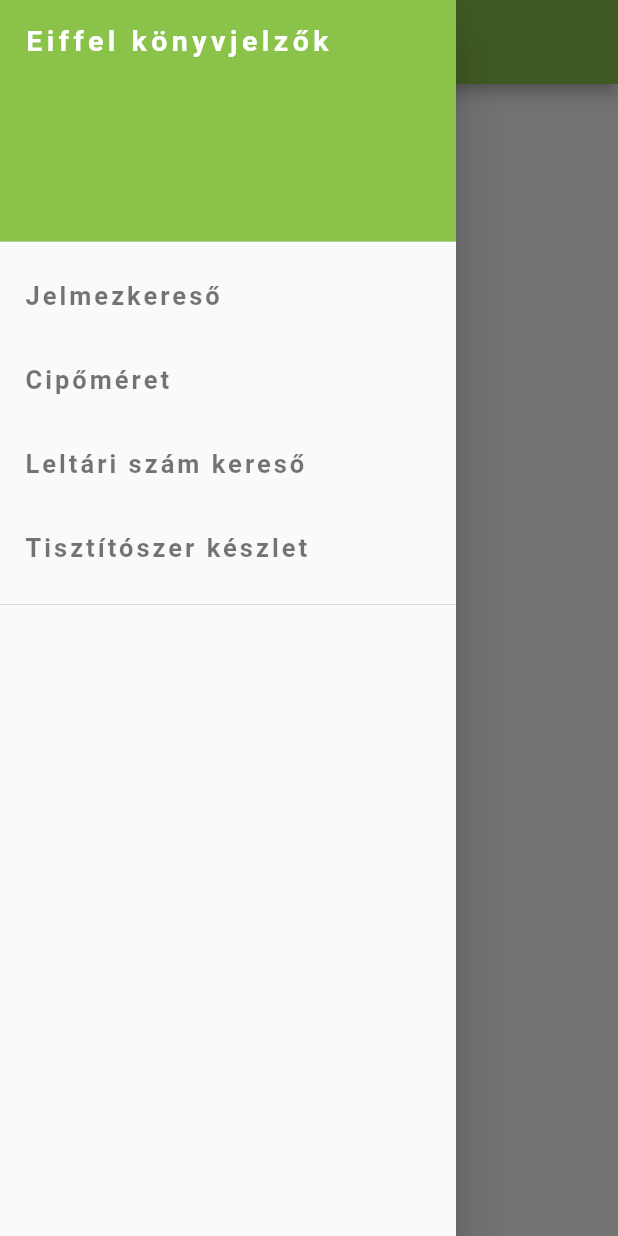
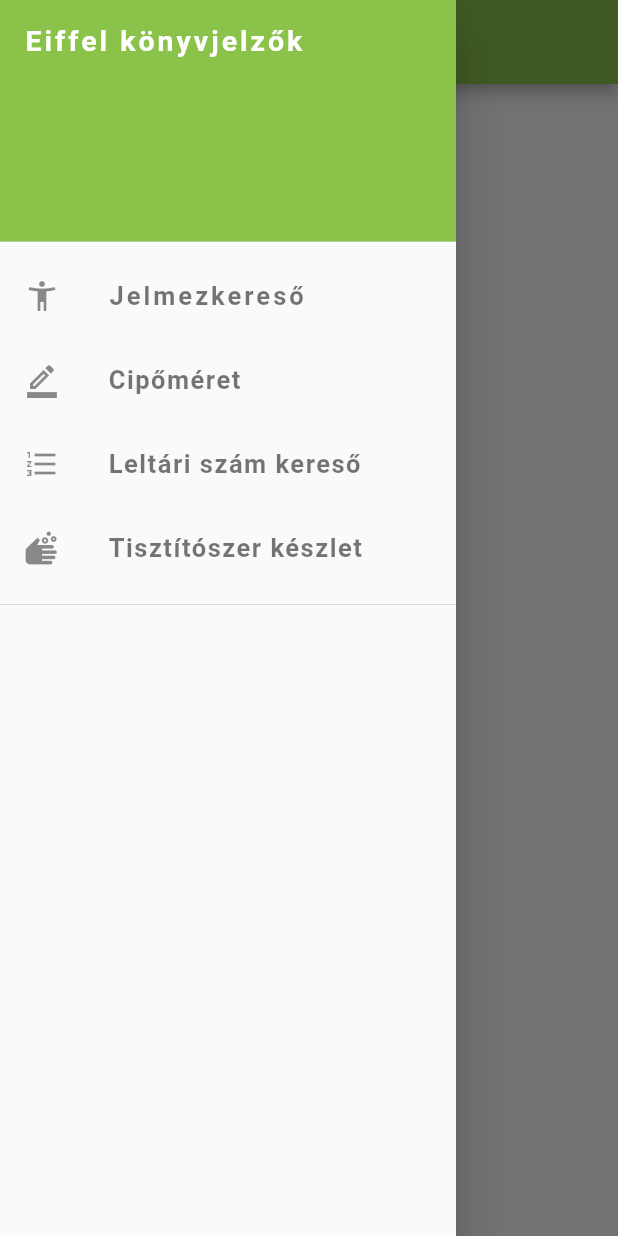
Before and after one commit to kobanya/eiffel, a Flutter app: the screen it shows after launch, with the side drawer open, on a phone screen of 412 x 824 dp. Run offline on Flutter 3.47's test engine with Material 2 defaults, Android fonts, the phone set to English and light mode, and no system bars.

Commit message:
ikonon a könyvjelző elé

```diff
--- a/lib/main.dart
+++ b/lib/main.dart
@@ -2,7 +2,9 @@ import 'package:flutter/material.dart';
 
 void main() => runApp(const MyApp());
 
+
 class MyApp extends StatelessWidget {
+
   const MyApp({super.key});
 
   static const appTitle = 'Eiffel Műhelyház';
@@ -20,6 +22,7 @@ class MyHomePage extends StatelessWidget {
   const MyHomePage({super.key, required this.title});
 
   final String title;
+
 
   @override
   Widget build(BuildContext context) {
@@ -52,7 +55,7 @@ class MyHomePage extends StatelessWidget {
                 child:  Text('Eiffel könyvjelzők',
                 style: TextStyle(
                 color: Colors.white,
-                letterSpacing: 3.0,
+                letterSpacing: 2.0,
                 fontWeight:  FontWeight.bold,
                 fontSize: 19.0,
                 ),
@@ -60,6 +63,7 @@ class MyHomePage extends StatelessWidget {
             ),
         // Könyvjelző első linkjének megadása
             ListTile(
+              leading:  const Icon(Icons.accessibility_new_sharp),
               title: const Text('Jelmezkereső',
                 style: TextStyle(
                 color: Colors.black54,
@@ -72,6 +76,7 @@ class MyHomePage extends StatelessWidget {
 
               onTap: () {
 
+
                 // Update the state of the app
                 // ...
                 // Then close the drawer
@@ -80,16 +85,18 @@ class MyHomePage extends StatelessWidget {
             ),
         // A könyvjelző második linkjánek megadása
             ListTile(
+              leading:  const Icon(Icons.border_color_outlined),
               title: const Text('Cipőméret',
                 style: TextStyle(
                 color: Colors.black54,
-                letterSpacing: 2.0,
+                letterSpacing: 1.0,
                 fontWeight:  FontWeight.bold,
                 fontSize: 17.0,
               ),
 
             ),
               onTap: () {
+
                 // Update the state of the app
                 // ...
                 // Then close the drawer
@@ -98,10 +105,11 @@ class MyHomePage extends StatelessWidget {
             ),
         // A könyvjelző harmadik linkjének megadása
             ListTile(
+              leading:  const Icon(Icons.format_list_numbered),
               title: const Text('Leltári szám kereső',
                 style: TextStyle(
                   color: Colors.black54,
-                  letterSpacing: 2.0,
+                  letterSpacing: 1.0,
                   fontWeight:  FontWeight.bold,
                   fontSize: 17.0,
                 ),
@@ -116,10 +124,11 @@ class MyHomePage extends StatelessWidget {
             ),
       // Könyvjelző a negyedik  linkhez
             ListTile(
+              leading:  const Icon(Icons.soap),
               title: const Text('Tisztítószer készlet',
                 style: TextStyle(
                   color: Colors.black54,
-                  letterSpacing: 2.0,
+                  letterSpacing: 1.0,
                   fontWeight:  FontWeight.bold,
                   fontSize: 17.0,
                 ),
@@ -141,4 +150,6 @@ class MyHomePage extends StatelessWidget {
       ),
     );
   }
+
+
 }
```
